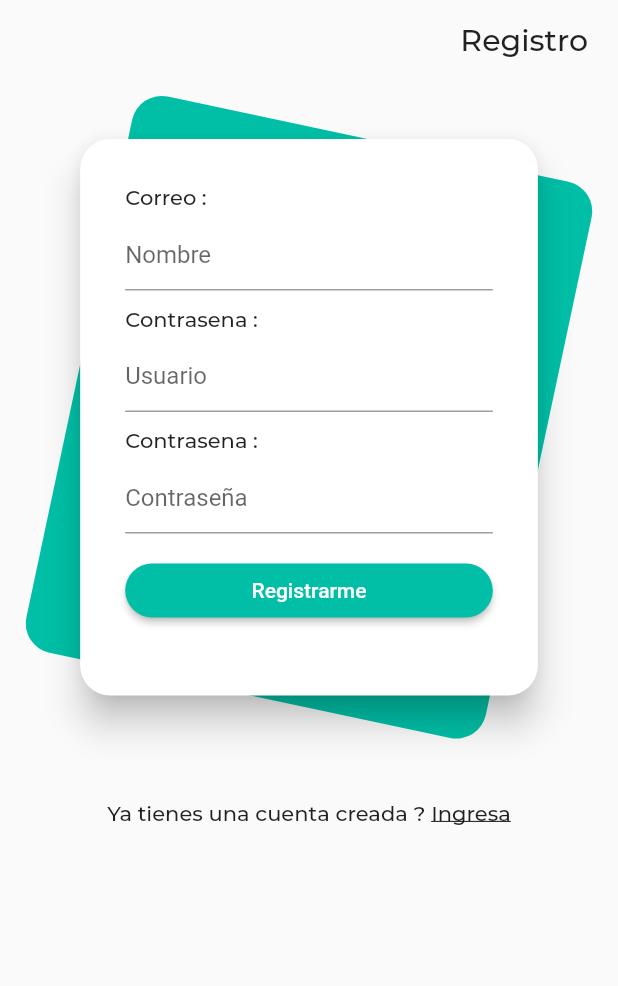
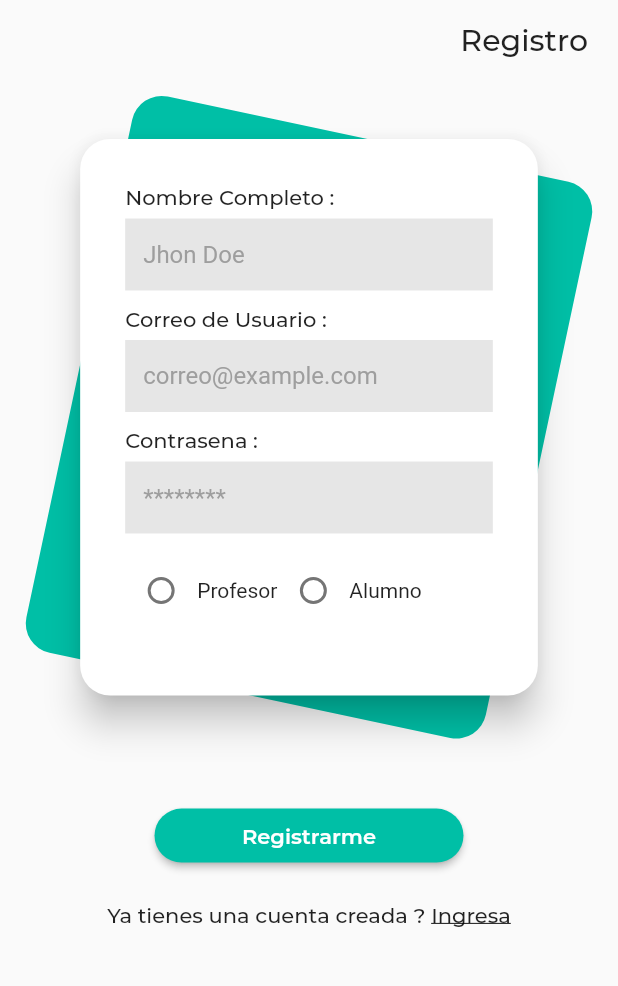
Before and after one commit to MeloGon/quizMaker, a Flutter app: the screen it shows after launch, scrolled down 56 dp, after a tap on "Pulsa aqui", on a phone screen of 412 x 824 dp, the part 62-1048 px from its top. Run offline on Flutter 3.47's test engine with Material 2 defaults, Android fonts, the phone set to English and light mode, and no system bars; our stand-ins replace cloud_firestore, firebase_auth, firebase_core, flutter_signin_button, fluttertoast, lottie and 1 more; accounts and stored records are empty.

Commit message:
bugs fixed and ui for alumns added

```diff
--- a/lib/src/pages/signin.dart
+++ b/lib/src/pages/signin.dart
@@ -3,6 +3,7 @@ import 'dart:math';
 import 'package:flutter/material.dart';
 import 'package:flutter_signin_button/flutter_signin_button.dart';
 import 'package:quizmaker_app/src/pages/signup.dart';
+import 'package:quizmaker_app/src/pages/target_quizz.dart';
 import 'package:quizmaker_app/src/services/database.dart';
 
 import 'package:quizmaker_app/src/widgets/widgets.dart';
@@ -17,13 +18,14 @@ class SignIn extends StatefulWidget {
 
 class _SignInState extends State<SignIn> {
   final _formKey = GlobalKey<FormState>();
-  String email, password, userId;
+  String email, password, userId, typeUser;
   TextEditingController txtEmail = new TextEditingController();
   TextEditingController txtPass = new TextEditingController();
   AuthService authService = new AuthService();
   DatabaseService databaseService = new DatabaseService();
   bool _isLoading = false;
   bool isCheck = false;
+  List<String> data = new List<String>();
 
   // signIn() async {
   //   if (_formKey.currentState.validate()) {
@@ -53,16 +55,27 @@ class _SignInState extends State<SignIn> {
       });
 
       var resp = await databaseService.getUser(email, password);
-      userId = await databaseService.getIdUser(email, password);
-      print(userId);
+      data = await databaseService.getIdAndTypeUser(email, password);
+      userId = data[0];
+      typeUser = data[1];
+
+      //print('tipo de usuario:' + data[1]);
+      //userId = await databaseService.getIdUser(email, password);
+      //print(userId);
+
       if (resp) {
         setState(() {
           _isLoading = false;
         });
         toast('Credenciales validados correctamente', Colors.blue[200],
             Colors.white, 14);
-        Navigator.pushReplacement(
-            context, MaterialPageRoute(builder: (context) => Home(userId)));
+        if (typeUser == "Alumno") {
+          Navigator.pushReplacement(
+              context, MaterialPageRoute(builder: (context) => TargetQuiz()));
+        } else {
+          Navigator.pushReplacement(context,
+              MaterialPageRoute(builder: (context) => Home(userId, typeUser)));
+        }
       } else {
         toast('Credenciales invalidos', Colors.red[200], Colors.white, 14);
         setState(() {
@@ -106,7 +119,10 @@ class _SignInState extends State<SignIn> {
                   child: Text(
                     'Loguin',
                     textAlign: TextAlign.right,
-                    style: TextStyle(fontSize: 20, fontFamily: 'Medium'),
+                    style: TextStyle(
+                        fontSize: 20,
+                        fontFamily: 'SemiBold',
+                        color: Colors.black54),
                   ),
                 ),
                 Container(
--- a/lib/src/pages/signup.dart
+++ b/lib/src/pages/signup.dart
@@ -20,16 +20,17 @@ class _SignUpState extends State<SignUp> {
   AuthService authService = new AuthService();
   DatabaseService databaseService = new DatabaseService();
   bool _isLoading = false;
+  int _radioValue = 0;
+  String typeUser = "";
 
   signUp() async {
-    if (_formKey.currentState.validate()) {
     setState(() {
       _isLoading = true;
     });
     userId = randomAlphaNumeric(16);
     Map<String, String> userMap = {
       "password": password,
-        "type": "alumno",
+      "type": typeUser,
       "user": email,
       "userId": userId,
       "username": name,
@@ -37,11 +38,25 @@ class _SignUpState extends State<SignUp> {
     await databaseService.createUser(userMap, userId).then((value) {
       setState(() {
         _isLoading = false;
-          Navigator.pushReplacement(
-              context, MaterialPageRoute(builder: (context) => Home(userId)));
+        Navigator.pushReplacement(context,
+            MaterialPageRoute(builder: (context) => Home(userId, typeUser)));
       });
     });
   }
+
+  void _handleRadioValueChange(int value) {
+    setState(() {
+      _radioValue = value;
+
+      switch (_radioValue) {
+        case 1:
+          typeUser = "Profesor";
+          break;
+        case 2:
+          typeUser = "Alumno";
+          break;
+      }
+    });
   }
 
   //this kind of sifn up is if we work with firebase authentication
@@ -126,7 +141,7 @@ class _SignUpState extends State<SignUp> {
                               crossAxisAlignment: CrossAxisAlignment.start,
                               children: [
                                 Text(
-                                  'Correo :',
+                                  'Nombre Completo :',
                                   style: TextStyle(fontFamily: 'Medium'),
                                 ),
                                 SizedBox(height: 6.0),
@@ -137,7 +152,16 @@ class _SignUpState extends State<SignUp> {
                                         : null;
                                   },
                                   decoration: InputDecoration(
-                                    hintText: "Nombre",
+                                    border: InputBorder.none,
+                                    focusedBorder: InputBorder.none,
+                                    enabledBorder: InputBorder.none,
+                                    errorBorder: InputBorder.none,
+                                    disabledBorder: InputBorder.none,
+                                    fillColor:
+                                        Color(0xffAAAAAA).withOpacity(0.29),
+                                    filled: true,
+                                    hintText: "Jhon Doe",
+                                    hintStyle: TextStyle(color: Colors.grey),
                                   ),
                                   onChanged: (value) {
                                     name = value;
@@ -145,7 +169,7 @@ class _SignUpState extends State<SignUp> {
                                 ),
                                 SizedBox(height: 10.0),
                                 Text(
-                                  'Contrasena :',
+                                  'Correo de Usuario :',
                                   style: TextStyle(fontFamily: 'Medium'),
                                 ),
                                 SizedBox(height: 6.0),
@@ -156,7 +180,16 @@ class _SignUpState extends State<SignUp> {
                                         : null;
                                   },
                                   decoration: InputDecoration(
-                                    hintText: "Usuario",
+                                    border: InputBorder.none,
+                                    focusedBorder: InputBorder.none,
+                                    enabledBorder: InputBorder.none,
+                                    errorBorder: InputBorder.none,
+                                    disabledBorder: InputBorder.none,
+                                    fillColor:
+                                        Color(0xffAAAAAA).withOpacity(0.29),
+                                    filled: true,
+                                    hintText: "correo@example.com",
+                                    hintStyle: TextStyle(color: Colors.grey),
                                   ),
                                   onChanged: (value) {
                                     email = value;
@@ -176,7 +209,16 @@ class _SignUpState extends State<SignUp> {
                                         : null;
                                   },
                                   decoration: InputDecoration(
-                                    hintText: "Contraseña",
+                                    hintText: "********",
+                                    border: InputBorder.none,
+                                    focusedBorder: InputBorder.none,
+                                    enabledBorder: InputBorder.none,
+                                    errorBorder: InputBorder.none,
+                                    disabledBorder: InputBorder.none,
+                                    fillColor:
+                                        Color(0xffAAAAAA).withOpacity(0.29),
+                                    filled: true,
+                                    hintStyle: TextStyle(color: Colors.grey),
                                   ),
                                   onChanged: (value) {
                                     password = value;
@@ -185,18 +227,24 @@ class _SignUpState extends State<SignUp> {
                                 SizedBox(
                                   height: 14,
                                 ),
-                                Container(
-                                    width: width,
-                                    child: ElevatedButton(
-                                        style: ElevatedButton.styleFrom(
-                                          primary: Color(0xff00BFA6),
-                                          shape: RoundedRectangleBorder(
-                                            borderRadius:
-                                                BorderRadius.circular(18.0),
+                                Row(
+                                  children: [
+                                    Radio(
+                                      activeColor: Color(0xff00BFA6),
+                                      value: 1,
+                                      groupValue: _radioValue,
+                                      onChanged: _handleRadioValueChange,
                                     ),
+                                    Text('Profesor'),
+                                    Radio(
+                                      activeColor: Color(0xff00BFA6),
+                                      value: 2,
+                                      groupValue: _radioValue,
+                                      onChanged: _handleRadioValueChange,
                                     ),
-                                        onPressed: () {},
-                                        child: Text('Registrarme'))),
+                                    Text('Alumno'),
+                                  ],
+                                ),
                                 SizedBox(
                                   height: 14,
                                 ),
@@ -207,6 +255,25 @@ class _SignUpState extends State<SignUp> {
                       ),
                     ],
                   ),
+                ),
+                Container(
+                    width: width * .5,
+                    child: ElevatedButton(
+                        style: ElevatedButton.styleFrom(
+                          primary: Color(0xff00BFA6),
+                          shape: RoundedRectangleBorder(
+                            borderRadius: BorderRadius.circular(18.0),
+                          ),
+                        ),
+                        onPressed: () {
+                          signUp();
+                        },
+                        child: Text(
+                          'Registrarme',
+                          style: TextStyle(fontFamily: 'SemiBold'),
+                        ))),
+                SizedBox(
+                  height: 20,
                 ),
                 Container(
                     height: height * 0.1,
--- a/lib/src/widgets/quiz_play_widgets.dart
+++ b/lib/src/widgets/quiz_play_widgets.dart
@@ -20,8 +20,8 @@ class _OptionTileState extends State<OptionTile> {
             height: 27,
             decoration: BoxDecoration(
                 border: Border.all(
-                    color: widget.description == widget.optionSelected
-                        ? widget.optionSelected == widget.correctAnswer
+                    color: widget.optionSelected == widget.description
+                        ? widget.description == widget.correctAnswer
                             ? Colors.green.withOpacity(0.7)
                             : Colors.red.withOpacity(0.7)
                         : Colors.grey,
@@ -32,7 +32,7 @@ class _OptionTileState extends State<OptionTile> {
               "${widget.option}",
               style: TextStyle(
                   color: widget.optionSelected == widget.description
-                      ? widget.optionSelected == widget.description
+                      ? widget.description == widget.correctAnswer
                           ? Colors.green.withOpacity(0.7)
                           : Colors.red
                       : Colors.black54),
```
Also changed, not shown: lib/src/pages/home.dart (+21 -7 lines), lib/src/pages/target_quizz.dart (added, +89 -0 lines), lib/src/services/database.dart (+29 -0 lines), pubspec.lock. Lines whose indentation alone changed are shown as unchanged.
